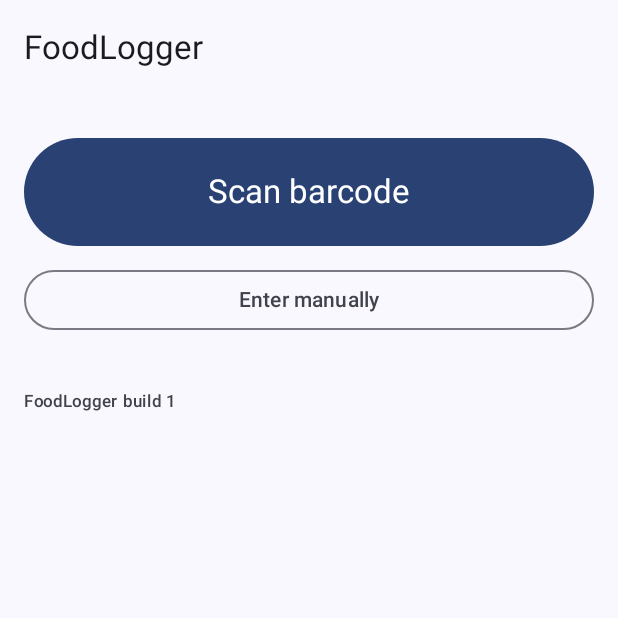
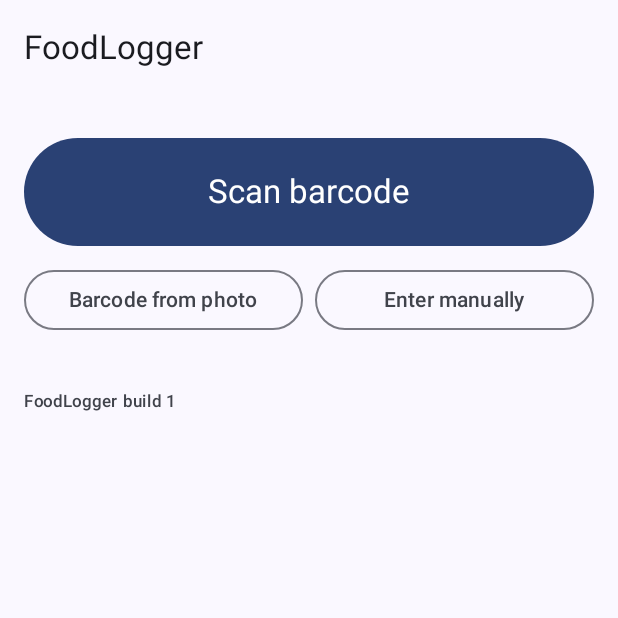
Before and after one commit to RLi43/FoodLogger, an Android app built with Jetpack Compose: the composable FoodLoggerApp shown on its own in the app's theme, on a phone screen of 412 x 824 dp, the top half of it. Run offline under Robolectric (Android 15) with nearby library versions, the phone set to English and light mode, and no system bars; libraries missing offline, so code that uses them is left out: androidx.health.connect, com.google.mlkit.vision, kotlinx.coroutines.tasks; 1 statement that could not run was skipped.

Commit message:
Read the barcode from a saved photo
The home screen gets 'Barcode from photo', which picks an image from the
gallery and finds the EAN/UPC code in it with ML Kit barcode scanning, then
continues like a live scan.

Co-Authored-By: Claude Opus 5.5 <noreply@anthropic.com>
Claude-Session: https://claude.ai/code/session_01NrJKE4Rbyr6azTiQ1Uexou

```diff
--- a/app/build.gradle.kts
+++ b/app/build.gradle.kts
@@ -76,6 +76,8 @@ dependencies {
     implementation("com.google.android.gms:play-services-code-scanner:16.1.0")
     // On-device text recognition for nutrition labels, also delivered by Play services (keeps the APK small).
     implementation("com.google.android.gms:play-services-mlkit-text-recognition:19.0.1")
+    // Barcodes in saved photos (the code scanner above only works with the live camera).
+    implementation("com.google.android.gms:play-services-mlkit-barcode-scanning:18.3.1")
     implementation("org.jetbrains.kotlinx:kotlinx-coroutines-android:1.10.2")
     implementation("org.jetbrains.kotlinx:kotlinx-coroutines-play-services:1.10.2")
 }
--- a/app/src/main/AndroidManifest.xml
+++ b/app/src/main/AndroidManifest.xml
@@ -18,10 +18,10 @@
         android:supportsRtl="true"
         android:theme="@style/Theme.FoodLogger">
 
-        <!-- Lets Play services download the code scanner and text recognition modules at install time. -->
+        <!-- Lets Play services download the code scanner, barcode and text recognition modules at install time. -->
         <meta-data
             android:name="com.google.mlkit.vision.DEPENDENCIES"
-            android:value="barcode_ui,ocr" />
+            android:value="barcode_ui,barcode,ocr" />
 
         <!-- Where the camera app writes the photo of a nutrition label. -->
         <provider
--- a/app/src/main/kotlin/ch/foodlogger/app/ui/FoodLoggerApp.kt
+++ b/app/src/main/kotlin/ch/foodlogger/app/ui/FoodLoggerApp.kt
@@ -32,6 +32,7 @@ import ch.foodlogger.app.Screen
 fun FoodLoggerApp(
     viewModel: MainViewModel,
     onScan: () -> Unit,
+    onScanPhoto: () -> Unit,
     onPhotographLabel: () -> Unit,
     onPickLabel: () -> Unit,
     onGrantPermission: () -> Unit,
@@ -61,6 +62,7 @@ fun FoodLoggerApp(
             Screen.Home -> HomeScreen(
                 state = state,
                 onScan = onScan,
+                onScanPhoto = onScanPhoto,
                 onManual = viewModel::startManualEntry,
                 onRecent = viewModel::selectRecent,
                 onRemoveRecent = viewModel::removeRecent,
--- a/app/src/main/kotlin/ch/foodlogger/app/ui/HomeScreen.kt
+++ b/app/src/main/kotlin/ch/foodlogger/app/ui/HomeScreen.kt
@@ -3,6 +3,7 @@ package ch.foodlogger.app.ui
 import androidx.compose.foundation.layout.Arrangement
 import androidx.compose.foundation.layout.Column
 import androidx.compose.foundation.layout.PaddingValues
+import androidx.compose.foundation.layout.Row
 import androidx.compose.foundation.layout.fillMaxWidth
 import androidx.compose.foundation.layout.height
 import androidx.compose.foundation.layout.padding
@@ -41,6 +42,7 @@ import kotlin.math.roundToInt
 fun HomeScreen(
     state: UiState,
     onScan: () -> Unit,
+    onScanPhoto: () -> Unit,
     onManual: () -> Unit,
     onRecent: (Product) -> Unit,
     onRemoveRecent: (Product) -> Unit,
@@ -78,8 +80,13 @@ fun HomeScreen(
             }
         }
         item {
-            OutlinedButton(onClick = onManual, modifier = Modifier.fillMaxWidth()) {
-                Text("Enter manually")
+            Row(horizontalArrangement = Arrangement.spacedBy(8.dp)) {
+                OutlinedButton(onClick = onScanPhoto, modifier = Modifier.weight(1f)) {
+                    Text("Barcode from photo")
+                }
+                OutlinedButton(onClick = onManual, modifier = Modifier.weight(1f)) {
+                    Text("Enter manually")
+                }
             }
         }
         if (state.today.isNotEmpty()) {
```
Also changed, not shown: app/src/main/kotlin/ch/foodlogger/app/MainActivity.kt (+8 -2 lines), app/src/main/kotlin/ch/foodlogger/app/MainViewModel.kt (+15 -0 lines), app/src/main/kotlin/ch/foodlogger/app/PhotoBarcodeReader.kt (added, +27 -0 lines), 1 other file.
